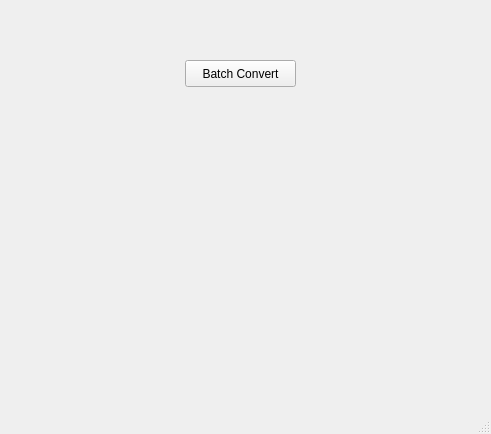
Qt form qt_creator_project/bbp-qt/mainwindow.ui (bestimmaa/batch-image-resizer-qt-opencv) before a commit; both pictures show x 365 to 856 and y 237 to 671 of the 856 by 671 pixel window.
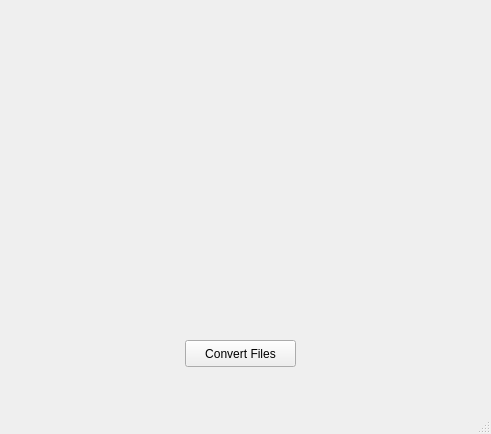
The same form after that commit.

Commit message: added button callback

```diff
--- a/qt_creator_project/bbp-qt/mainwindow.ui
+++ b/qt_creator_project/bbp-qt/mainwindow.ui
@@ -41,13 +41,13 @@
     <property name="geometry">
      <rect>
       <x>550</x>
-      <y>280</y>
+      <y>560</y>
       <width>111</width>
       <height>27</height>
      </rect>
     </property>
     <property name="text">
-     <string>Batch Convert</string>
+     <string>Convert Files</string>
     </property>
    </widget>
   </widget>
```
Left out of the diff: 2 changed lines with no effect on the pictures. The commit also changes 3 other files.
